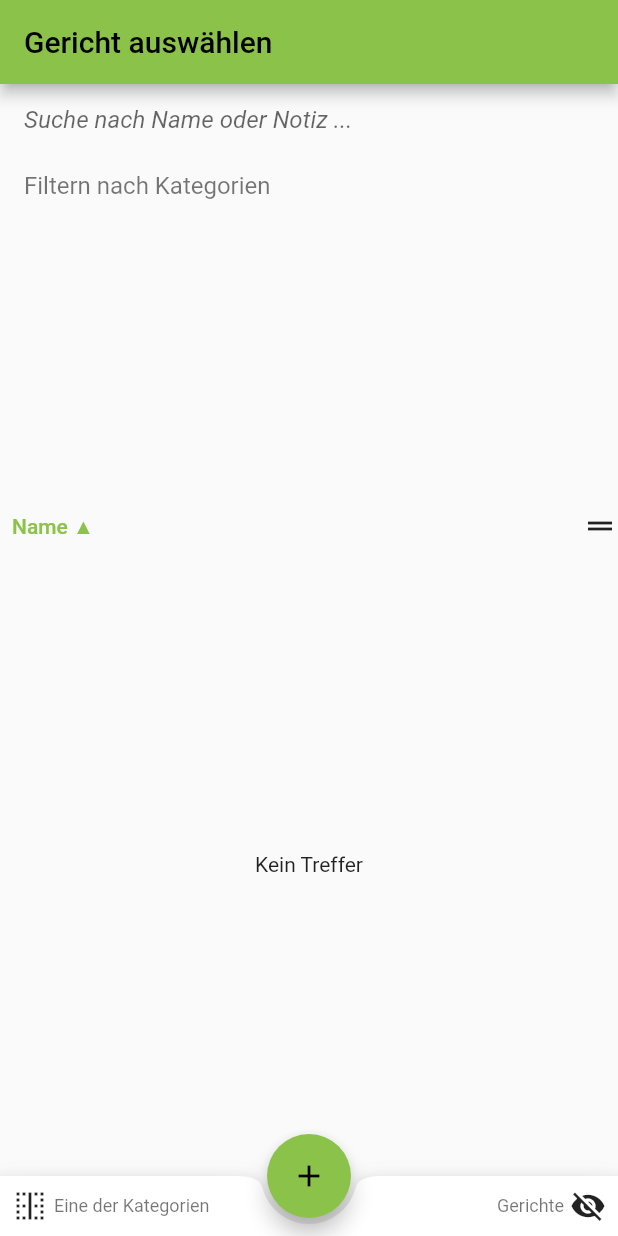
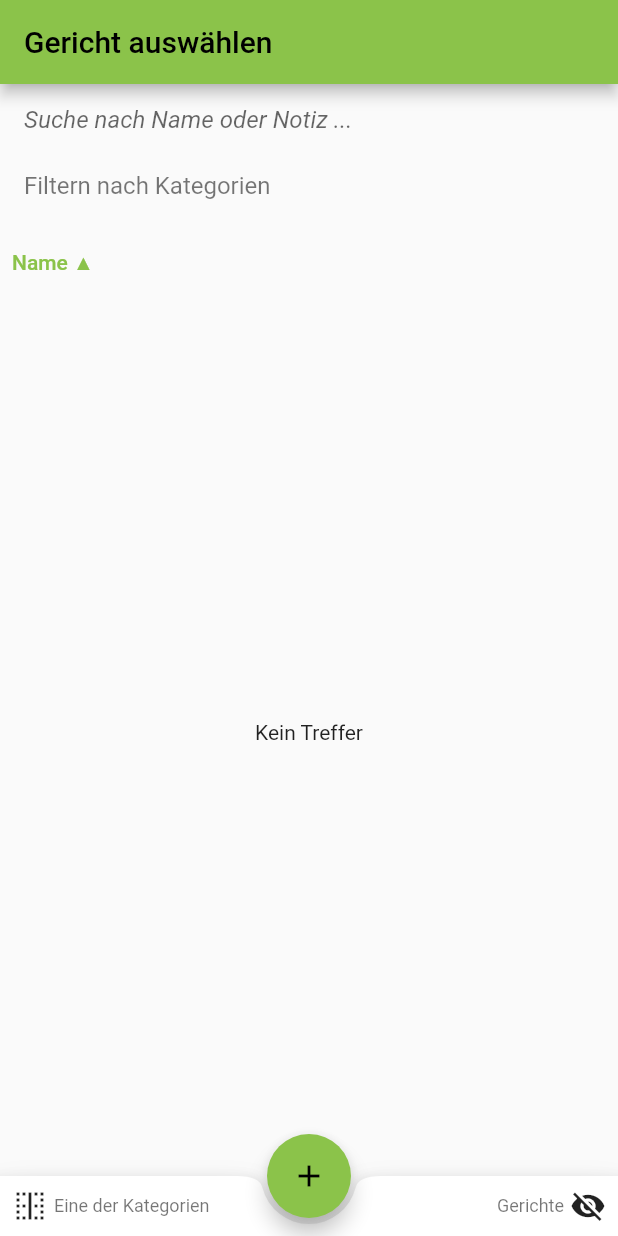
Before and after one commit to butonic/essensplan, a Flutter app: the DishesPage screen opened by its route, on a phone screen of 412 x 824 dp. Run offline on Flutter 3.47's test engine with Material 2 defaults, Android fonts, the phone set to English and light mode, and no system bars; our stand-ins replace flutter_colorpicker, flutter_linkify, flutter_tags, hive, hive_flutter, scrollable_positioned_list; accounts and stored records are empty.

Commit message:
use simple Column instead of split
Signed-off-by: Jörn Friedrich Dreyer <jfd@butonic.de>

```diff
--- a/lib/pages/dishes.dart
+++ b/lib/pages/dishes.dart
@@ -1,6 +1,5 @@
 import 'package:flutter/material.dart';
 import 'package:flutter_tags/flutter_tags.dart';
-import 'package:essensplan/widgets/split.dart';
 
 import '../model/dish.dart';
 import '../model/category.dart';
@@ -92,11 +91,42 @@ class _DishesPageState extends State<DishesPage> {
           ]),
       body: Form(
         key: _dishesKey,
-        child: Split(
-          axis: Axis.vertical,
-          initialFractions: [.4, .6],
-          minSizes: [150, 100],
-          splitters: [
+        child: Column(
+          crossAxisAlignment: CrossAxisAlignment.start,
+          children: [
+            Padding(
+                padding: const EdgeInsets.fromLTRB(16, 0, 16, 0),
+                child: Row(
+                  mainAxisAlignment: MainAxisAlignment.spaceBetween,
+                  children: <Widget>[
+                    Expanded(
+                      child: TextField(
+                        controller: _searchQuery,
+                        decoration: const InputDecoration(
+                            hintText: 'Suche nach Name oder Notiz ...',
+                            border: InputBorder.none,
+                            hintStyle: TextStyle(fontStyle: FontStyle.italic)),
+                        onChanged: (String q) {
+                          updateSearchQuery(q, selectedCategories);
+                        },
+                      ),
+                    ),
+                    _searchQuery.text.isEmpty
+                        ? Container()
+                        : IconButton(
+                            icon: Icon(Icons.clear),
+                            onPressed: _clearSearchQuery)
+                  ],
+                )),
+            Padding(
+                padding: const EdgeInsets.fromLTRB(16, 10, 4, 0),
+                child: Text(
+                  'Filtern nach Kategorien', // TODO umschalter und oder hier hin, nach rechts und dann text in klammern (eine|alle)
+                  style: TextStyle(color: Colors.black54, fontSize: 16),
+                  textAlign: TextAlign.left,
+                )),
+            // TODO kategorien einklappbar machen?
+            _buildCategoryDropdown(),
             SizedBox(
                 height: 35,
                 child: Row(
@@ -123,52 +153,12 @@ class _DishesPageState extends State<DishesPage> {
                                 .sort(sortFunctions[currentSortFunction]);
                           }
                         });
-
-                        // TODO sort by name, days, random
-                        // default days?
                       },
                     ),
-                    Icon(Icons.drag_handle)
-                  ],
-                ))
-          ],
-          children: <Widget>[
-            Column(crossAxisAlignment: CrossAxisAlignment.start, children: [
-              Padding(
-                  padding: const EdgeInsets.fromLTRB(16, 0, 16, 0),
-                  child: Row(
-                    mainAxisAlignment: MainAxisAlignment.spaceBetween,
-                    children: <Widget>[
-                      Expanded(
-                        child: TextField(
-                          controller: _searchQuery,
-                          decoration: const InputDecoration(
-                              hintText: 'Suche nach Name oder Notiz ...',
-                              border: InputBorder.none,
-                              hintStyle:
-                                  TextStyle(fontStyle: FontStyle.italic)),
-                          onChanged: (String q) {
-                            updateSearchQuery(q, selectedCategories);
-                          },
-                        ),
-                      ),
-                      _searchQuery.text.isEmpty
-                          ? Container()
-                          : IconButton(
-                              icon: Icon(Icons.clear),
-                              onPressed: _clearSearchQuery)
                   ],
                 )),
-              Padding(
-                  padding: const EdgeInsets.fromLTRB(16, 10, 4, 0),
-                  child: Text(
-                    'Filtern nach Kategorien', // TODO umschalter und oder hier hin, nach rechts und dann text in klammern (eine|alle)
-                    style: TextStyle(color: Colors.black54, fontSize: 16),
-                    textAlign: TextAlign.left,
-                  )),
-              _buildCategoryDropdown()
-            ]),
-            filteredDishes.isNotEmpty
+            Expanded(
+              child: filteredDishes.isNotEmpty
                   ? DishList(
                       dishes: filteredDishes,
                       scrollTarget: scrollTarget,
@@ -197,7 +187,7 @@ class _DishesPageState extends State<DishesPage> {
                       : Center(
                           child: Text('Kein Treffer'),
                         ),
-            //),
+            ),
           ],
         ),
       ),
@@ -289,9 +279,6 @@ class _DishesPageState extends State<DishesPage> {
     });
     return Padding(
       padding: const EdgeInsets.all(12.0),
-        child: Row(
-          children: <Widget>[
-            Expanded(
       child: Tags(
         key: _dishesTagStateKey,
         itemCount: categories.length, // required
@@ -322,9 +309,7 @@ class _DishesPageState extends State<DishesPage> {
           );
         },
       ),
-            ),
-          ],
-        ));
+    );
   }
 
   void updateSearchQuery(String newQuery, List<Category> categories) async {
--- a/lib/widgets/dish_list.dart
+++ b/lib/widgets/dish_list.dart
@@ -61,7 +61,7 @@ class DishList extends StatelessWidget {
     }
     return ScrollablePositionedList.builder(
         //  initialScrollIndex: initialScrollIndex, // tried that, didn't work. using the hack above
-        itemCount: dishes == null ? 0 : dishes.length,
+        itemCount: dishes.length,
         itemScrollController: itemScrollController,
         itemPositionsListener: itemPositionsListener,
         itemBuilder: (BuildContext context, int index) =>
--- a/lib/widgets/split.dart
+++ /dev/null
@@ -1,351 +0,0 @@
-// Copyright 2019 The Chromium Authors. All rights reserved.
-// Use of this source code is governed by a BSD-style license that can be
-// found in the LICENSE file.
-
-import 'dart:math' as math;
-
-import 'package:flutter/gestures.dart';
-import 'package:flutter/material.dart';
-import 'package:flutter/rendering.dart';
-
-/// A widget that takes a list of children, lays them out along [axis], and
-/// allows the user to resize them.
-///
-/// The user can customize the amount of space allocated to each child by
-/// dragging a divider between them.
-///
-/// [initialFractions] defines how much space to give each child when building
-/// this widget.
-class Split extends StatefulWidget {
-  /// Builds a split oriented along [axis].
-  Split({
-    Key? key,
-    required this.axis,
-    required this.children,
-    required this.initialFractions,
-    this.minSizes,
-    this.splitters,
-  })  : assert(children.length >= 2),
-        assert(initialFractions.length >= 2),
-        assert(children.length == initialFractions.length),
-        super(key: key) {
-    _verifyFractionsSumTo1(initialFractions);
-    if (minSizes != null) {
-      assert(minSizes!.length == children.length);
-    }
-    if (splitters != null) {
-      assert(splitters!.length == children.length - 1);
-    }
-  }
-
-  /// The main axis the children will lay out on.
-  ///
-  /// If [Axis.horizontal], the children will be placed in a [Row]
-  /// and they will be horizontally resizable.
-  ///
-  /// If [Axis.vertical], the children will be placed in a [Column]
-  /// and they will be vertically resizable.
-  ///
-  /// Cannot be null.
-  final Axis axis;
-
-  /// The children that will be laid out along [axis].
-  final List<Widget> children;
-
-  /// The fraction of the layout to allocate to each child in [children].
-  ///
-  /// The index of [initialFractions] corresponds to the child at index of
-  /// [children].
-  final List<double> initialFractions;
-
-  /// The minimum size each child is allowed to be.
-  final List<double>? minSizes;
-
-  /// Splitter widgets to divide [children].
-  ///
-  /// If this is null, a default splitter will be used to divide [children].
-  final List<SizedBox>? splitters;
-
-  /// The key passed to the divider between children[index] and
-  /// children[index + 1].
-  ///
-  /// Visible to grab it in tests.
-  @visibleForTesting
-  Key dividerKey(int index) => Key('$this dividerKey $index');
-
-  /// The default size of the divider between children.
-  static const double defaultSplitterSize = 10.0;
-
-  static Axis axisFor(BuildContext context, double horizontalAspectRatio) {
-    final screenSize = MediaQuery.of(context).size;
-    final aspectRatio = screenSize.width / screenSize.height;
-    if (aspectRatio >= horizontalAspectRatio) return Axis.horizontal;
-    return Axis.vertical;
-  }
-
-  @override
-  State<StatefulWidget> createState() => _SplitState();
-}
-
-class _SplitState extends State<Split> {
-  late List<double> fractions;
-
-  bool get isHorizontal => widget.axis == Axis.horizontal;
-
-  @override
-  void initState() {
-    super.initState();
-    fractions = List.from(widget.initialFractions);
-  }
-
-  @override
-  Widget build(BuildContext context) {
-    return LayoutBuilder(builder: _buildLayout);
-  }
-
-  Widget _buildLayout(BuildContext context, BoxConstraints constraints) {
-    final width = constraints.maxWidth;
-    final height = constraints.maxHeight;
-    final axisSize = isHorizontal ? width : height;
-
-    final availableSize = axisSize - _totalSplitterSize();
-
-    // Size calculation helpers.
-    double _minSizeForIndex(int index) {
-      if (widget.minSizes == null) return 0.0;
-
-      var totalMinSize = 0.0;
-      for (var minSize in widget.minSizes!) {
-        totalMinSize += minSize;
-      }
-
-      // Reduce the min sizes gracefully if the total required min size for all
-      // children is greater than the available size for children.
-      if (totalMinSize > availableSize) {
-        return widget.minSizes![index] * availableSize / totalMinSize;
-      } else {
-        return widget.minSizes![index];
-      }
-    }
-
-    double _minFractionForIndex(int index) =>
-        _minSizeForIndex(index) / availableSize;
-
-    void _clampFraction(int index) {
-      fractions[index] =
-          fractions[index].clamp(_minFractionForIndex(index), 1.0);
-    }
-
-    double _sizeForIndex(int index) => availableSize * fractions[index];
-
-    var fractionDeltaRequired = 0.0;
-    var fractionDeltaAvailable = 0.0;
-
-    double deltaFromMinimumSize(int index) =>
-        fractions[index] - _minFractionForIndex(index);
-
-    for (var i = 0; i < fractions.length; ++i) {
-      final delta = deltaFromMinimumSize(i);
-      if (delta < 0) {
-        fractionDeltaRequired -= delta;
-      } else {
-        fractionDeltaAvailable += delta;
-      }
-    }
-    if (fractionDeltaRequired > 0) {
-      // Likely due to a change in the available size, the current fractions for
-      // the children do not obey the min size constraints.
-      // The min size constraints for children are scaled so it is always
-      // possible to meet them. A scaleFactor greater than 1 would indicate that
-      // it is impossible to meet the constraints.
-      var scaleFactor = fractionDeltaRequired / fractionDeltaAvailable;
-      assert(scaleFactor <= 1 + defaultEpsilon);
-      scaleFactor = math.min(scaleFactor, 1.0);
-      for (var i = 0; i < fractions.length; ++i) {
-        final delta = deltaFromMinimumSize(i);
-        if (delta < 0) {
-          // This is equivalent to adding delta but avoids rounding error.
-          fractions[i] = _minFractionForIndex(i);
-        } else {
-          // Reduce all fractions that are above their minimum size by an amount
-          // proportional to their ability to reduce their size without
-          // violating their minimum size constraints.
-          fractions[i] -= delta * scaleFactor;
-        }
-      }
-    }
-
-    // Determine what fraction to give each child, including enough space to
-    // display the divider.
-    final sizes = List.generate(fractions.length, (i) => _sizeForIndex(i));
-
-    void updateSpacing(DragUpdateDetails dragDetails, int splitterIndex) {
-      final dragDelta =
-          isHorizontal ? dragDetails.delta.dx : dragDetails.delta.dy;
-      final fractionalDelta = dragDelta / axisSize;
-
-      // Returns the actual delta applied to elements before the splitter.
-      double updateSpacingBeforeSplitterIndex(double delta) {
-        final startingDelta = delta;
-        var index = splitterIndex;
-        while (index >= 0) {
-          fractions[index] += delta;
-          final minFractionForIndex = _minFractionForIndex(index);
-          if (fractions[index] >= minFractionForIndex) {
-            _clampFraction(index);
-            return startingDelta;
-          }
-          delta = fractions[index] - minFractionForIndex;
-          _clampFraction(index);
-          index--;
-        }
-        // At this point, we know that both [startingDelta] and [delta] are
-        // negative, and that [delta] represents the overflow that did not get
-        // applied.
-        return startingDelta - delta;
-      }
-
-      // Returns the actual delta applied to elements after the splitter.
-      double updateSpacingAfterSplitterIndex(double delta) {
-        final startingDelta = delta;
-        var index = splitterIndex + 1;
-        while (index < fractions.length) {
-          fractions[index] += delta;
-          final minFractionForIndex = _minFractionForIndex(index);
-          if (fractions[index] >= minFractionForIndex) {
-            _clampFraction(index);
-            return startingDelta;
-          }
-          delta = fractions[index] - minFractionForIndex;
-          _clampFraction(index);
-          index++;
-        }
-        // At this point, we know that both [startingDelta] and [delta] are
-        // negative, and that [delta] represents the overflow that did not get
-        // applied.
-        return startingDelta - delta;
-      }
-
-      setState(() {
-        // Update the fraction of space consumed by the children. Always update
-        // the shrinking children first so that we do not over-increase the size
-        // of the growing children and cause layout overflow errors.
-        if (fractionalDelta <= 0.0) {
-          final appliedDelta =
-              updateSpacingBeforeSplitterIndex(fractionalDelta);
-          updateSpacingAfterSplitterIndex(-appliedDelta);
-        } else {
-          final appliedDelta =
-              updateSpacingAfterSplitterIndex(-fractionalDelta);
-          updateSpacingBeforeSplitterIndex(-appliedDelta);
-        }
-      });
-      _verifyFractionsSumTo1(fractions);
-    }
-
-    final children = <Widget>[];
-    for (var i = 0; i < widget.children.length; i++) {
-      children.addAll([
-        SizedBox(
-          width: isHorizontal ? sizes[i] : width,
-          height: isHorizontal ? height : sizes[i],
-          child: widget.children[i],
-        ),
-        if (i < widget.children.length - 1)
-          MouseRegion(
-            cursor: SystemMouseCursors.grab,
-            child: GestureDetector(
-              key: widget.dividerKey(i),
-              behavior: HitTestBehavior.translucent,
-              onHorizontalDragUpdate: (details) =>
-                  isHorizontal ? updateSpacing(details, i) : null,
-              onVerticalDragUpdate: (details) =>
-                  isHorizontal ? null : updateSpacing(details, i),
-              // DartStartBehavior.down is needed to keep the mouse pointer stuck to
-              // the drag bar. There still appears to be a few frame lag before the
-              // drag action triggers which is't ideal but isn't a launch blocker.
-              dragStartBehavior: DragStartBehavior.down,
-              child: widget.splitters != null
-                  ? widget.splitters![i]
-                  : _defaultSplitter(layoutHeight: height, layoutWidth: width),
-            ),
-          ),
-      ]);
-    }
-    return Flex(direction: widget.axis, children: children);
-  }
-
-  double _totalSplitterSize() {
-    final numSplitters = widget.children.length - 1;
-    if (widget.splitters == null) {
-      return numSplitters * Split.defaultSplitterSize;
-    } else {
-      var totalSize = 0.0;
-      for (var splitter in widget.splitters!) {
-        totalSize +=
-            isHorizontal ? splitter.width ?? 0.0 : splitter.height ?? 0.0;
-      }
-      return totalSize;
-    }
-  }
-
-  Widget _defaultSplitter({
-    required double layoutWidth,
-    required double layoutHeight,
-  }) {
-    final crossAxisSize = isHorizontal ? layoutHeight : layoutWidth;
-
-    // TODO(https://github.com/flutter/flutter/issues/43747): use an icon.
-    // The material icon for a drag handle is not currently available.
-    // For now, draw an indicator that is 3 lines running in the direction
-    // of the main axis, like a hamburger menu.
-    // TODO: use Icons.drag_handle
-    final defaultDragIndicator = Flex(
-      direction: isHorizontal ? Axis.vertical : Axis.horizontal,
-      mainAxisSize: MainAxisSize.min,
-      children: [
-        for (var i = 0; i < math.min(crossAxisSize / 6.0, 3).floor(); i++)
-          Padding(
-            padding: EdgeInsets.symmetric(
-              vertical: isHorizontal ? 2.0 : 0.0,
-              horizontal: isHorizontal ? 0.0 : 2.0,
-            ),
-            child: DecoratedBox(
-              decoration: BoxDecoration(
-                color: Theme.of(context).dividerColor,
-                borderRadius: BorderRadius.circular(Split.defaultSplitterSize),
-              ),
-              child: SizedBox(
-                height: isHorizontal ? 2.0 : Split.defaultSplitterSize - 2.0,
-                width: isHorizontal ? Split.defaultSplitterSize - 2.0 : 2.0,
-              ),
-            ),
-          ),
-      ],
-    );
-
-    return SizedBox(
-      width: isHorizontal ? Split.defaultSplitterSize : layoutWidth,
-      height: isHorizontal ? layoutHeight : Split.defaultSplitterSize,
-      child: Center(
-        child: defaultDragIndicator,
-      ),
-    );
-  }
-}
-
-void _verifyFractionsSumTo1(List<double> fractions) {
-  var sumFractions = 0.0;
-  for (var fraction in fractions) {
-    sumFractions += fraction;
-  }
-  assert(
-    (1.0 - sumFractions).abs() < defaultEpsilon,
-    'Fractions should sum to 1.0, but instead sum to $sumFractions:\n$fractions',
-  );
-}
-
-// from https://github.com/flutter/devtools/blob/fa5e34c64d2417f5b8c35850dd0b43398bc4309c/packages/devtools_app/lib/src/utils.dart#L641
-/// A small double value, used to ensure that comparisons between double are
-/// valid.
-const defaultEpsilon = 1 / 1000;
```
Also changed, not shown: lib/pages/edit_dish.dart (+0 -14 lines), 1 other file. Lines whose indentation alone changed are shown as unchanged.
